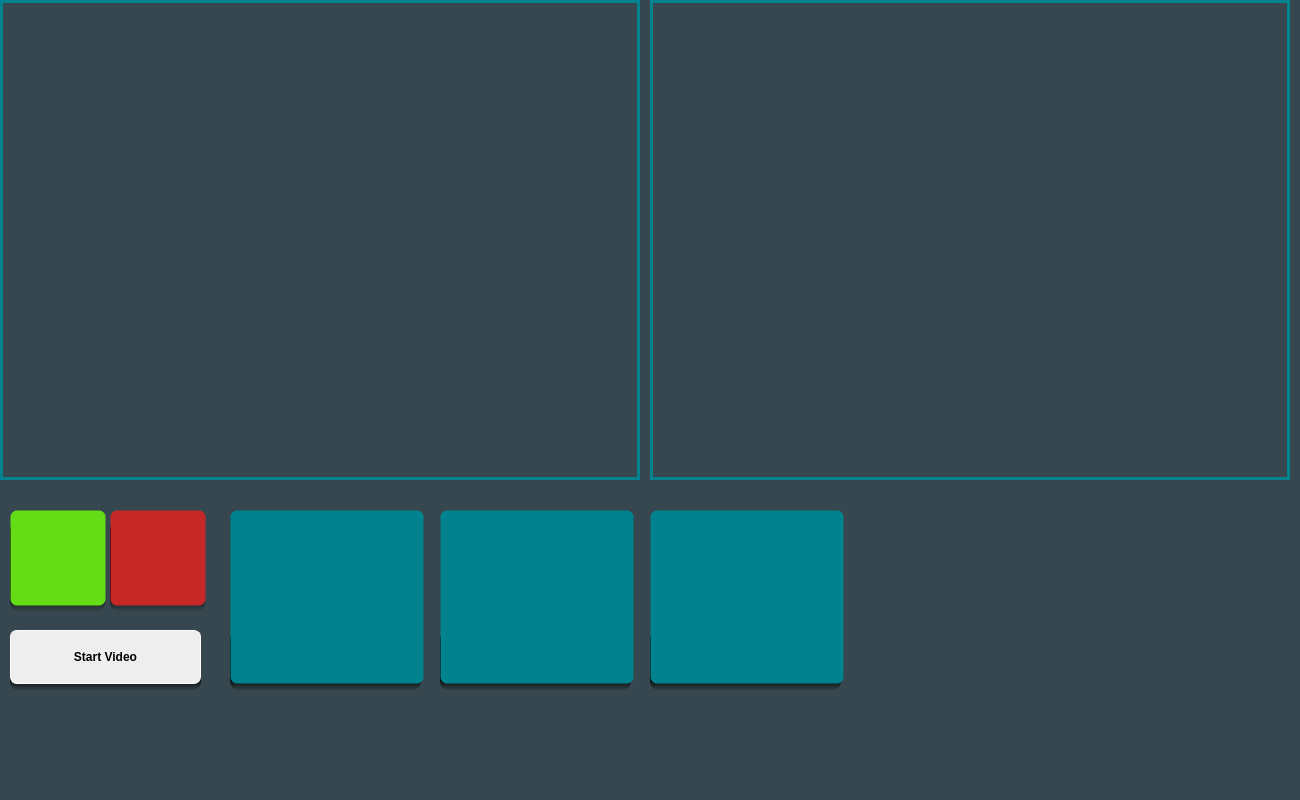
Before: the Qt Designer form mainwindow.ui in gallottino/guiPoliTOcean, drawn with Qt 5.
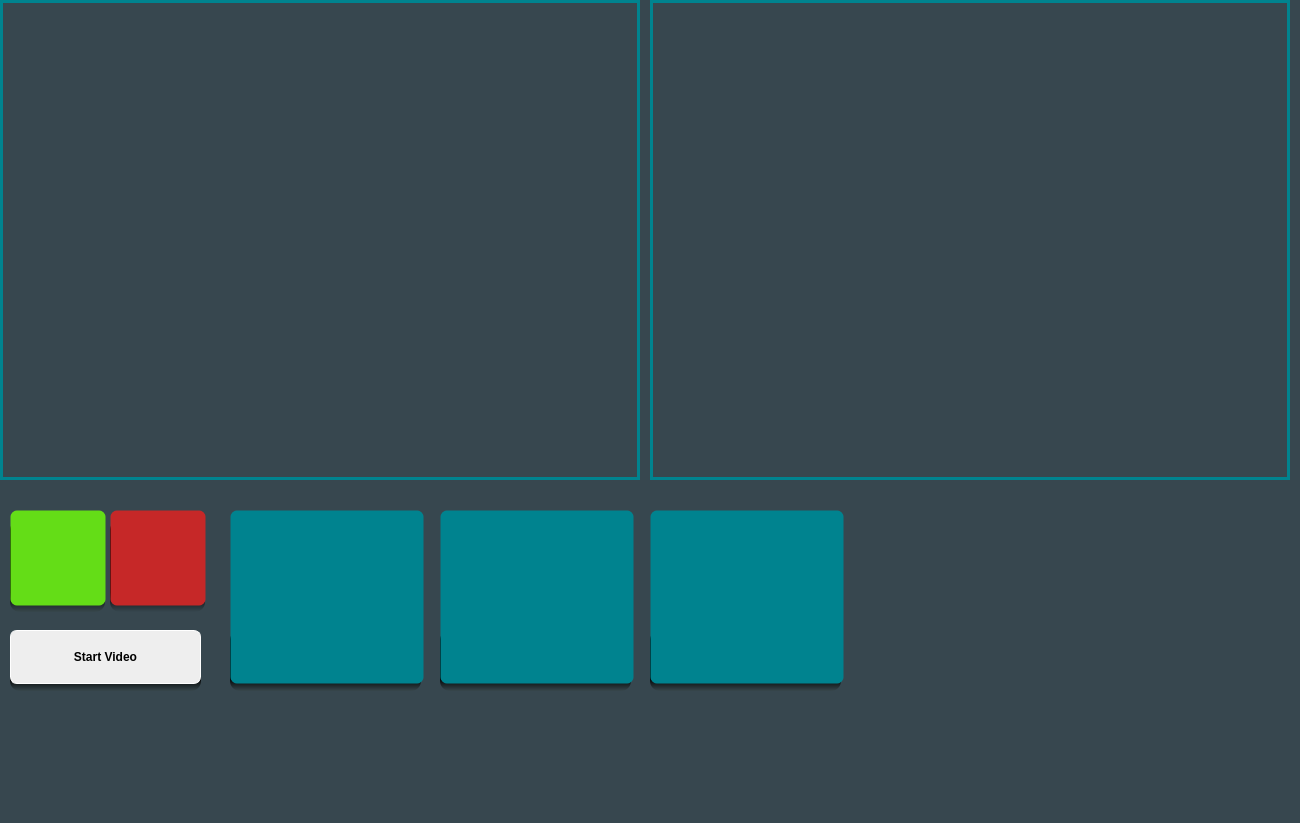
After: the same form once the commit is applied.

```diff
--- a/mainwindow.ui
+++ b/mainwindow.ui
@@ -7,7 +7,7 @@
     <x>0</x>
     <y>0</y>
     <width>1300</width>
-    <height>800</height>
+    <height>823</height>
    </rect>
   </property>
   <property name="windowTitle">
```
Left out of the diff: 4 changed lines with no effect on the pictures.
